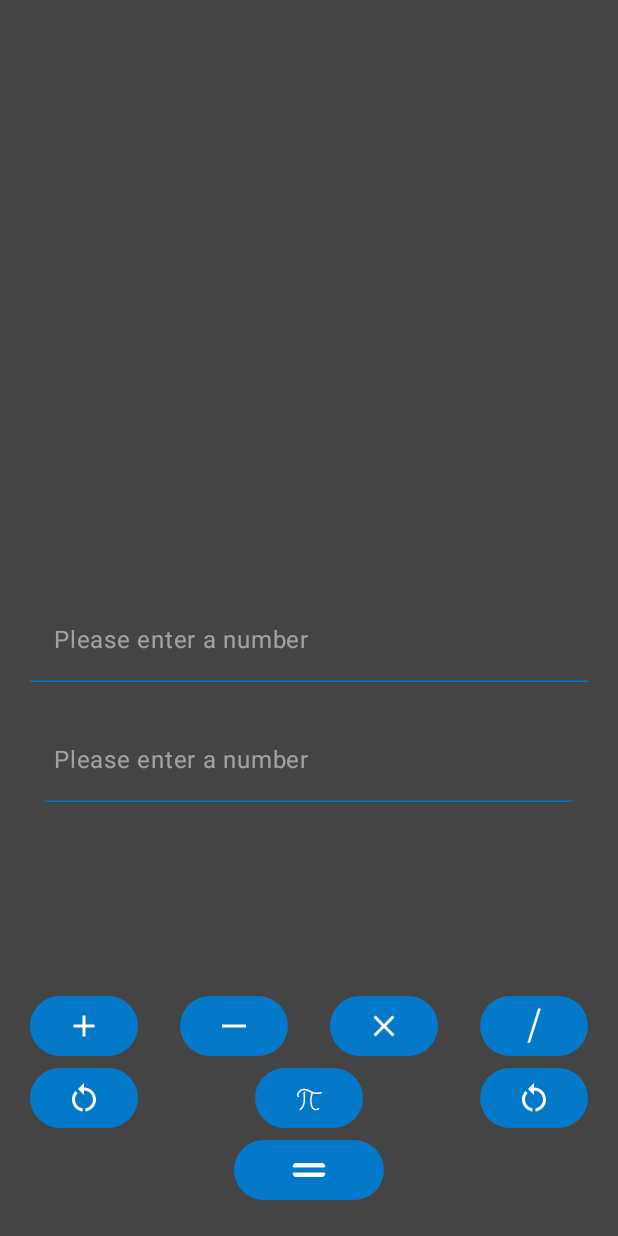
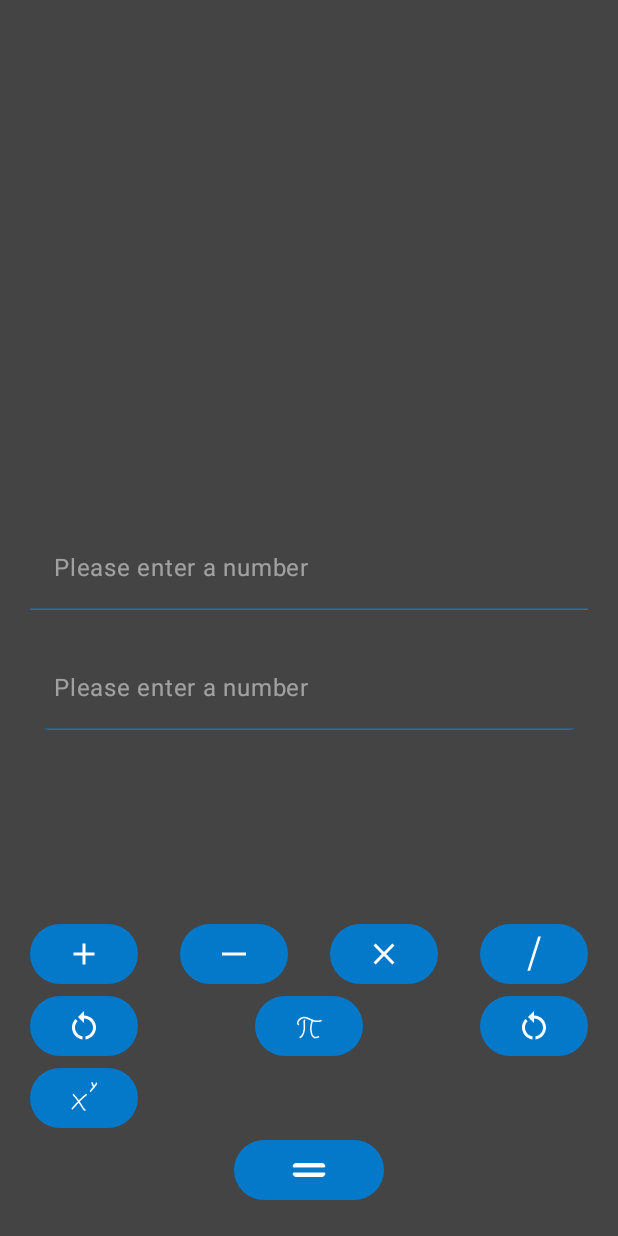
Before and after one commit to Luke-l2e/Calculator, an Android app built with Jetpack Compose: the screen it shows after launch (MainActivity), on a phone screen of 412 x 824 dp. Run offline under Robolectric (Android 15) with nearby library versions, the phone set to English and light mode, and no system bars.

Commit message:
- Add new icons to Symbols.kt

```diff
--- a/app/src/main/java/de/hhn/calculator/MainActivity.kt
+++ b/app/src/main/java/de/hhn/calculator/MainActivity.kt
@@ -313,6 +313,23 @@ class MainActivity : ComponentActivity() {
                         }
 
                     }
+                    Row(
+                        horizontalArrangement = Arrangement.SpaceBetween,
+                        verticalAlignment = Alignment.CenterVertically,
+                        modifier = Modifier
+                            .fillMaxWidth()
+                    )
+                    {
+                        Button(onClick = {
+                            vibrate(vibrator, values.vibrationShort)
+
+                        },
+                            buttonModifier,
+                            shape = CircleShape,
+                            colors = buttonColors)
+                        { Icon(painter = painterResource(id = symbols.power), contentDescription = "Power",tint= colors.font)}
+
+                    }
                     Row {
                         var x: Double
                         var y: Double
--- a/app/src/main/java/de/hhn/calculator/data/Symbols.kt
+++ b/app/src/main/java/de/hhn/calculator/data/Symbols.kt
@@ -11,5 +11,10 @@ data class Symbols(
     var clear : Int = R.drawable.baseline_restart_alt_24,
     var equalSign : Int = R.drawable.equal_sign,
     var pi : Int = R.drawable.pi2,
-    var factorial : Int = R.drawable.factorial
+    var factorial : Int = R.drawable.factorial,
+    var squareRoot : Int = R.drawable.wurzel,
+    var power : Int = R.drawable.pow,
+    var openRandom : Int = R.drawable.random_3_,
+    var emptyRandom : Int = R.drawable.random_5_,
+    var useRandom : Int = R.drawable.random_6_
 )
```
